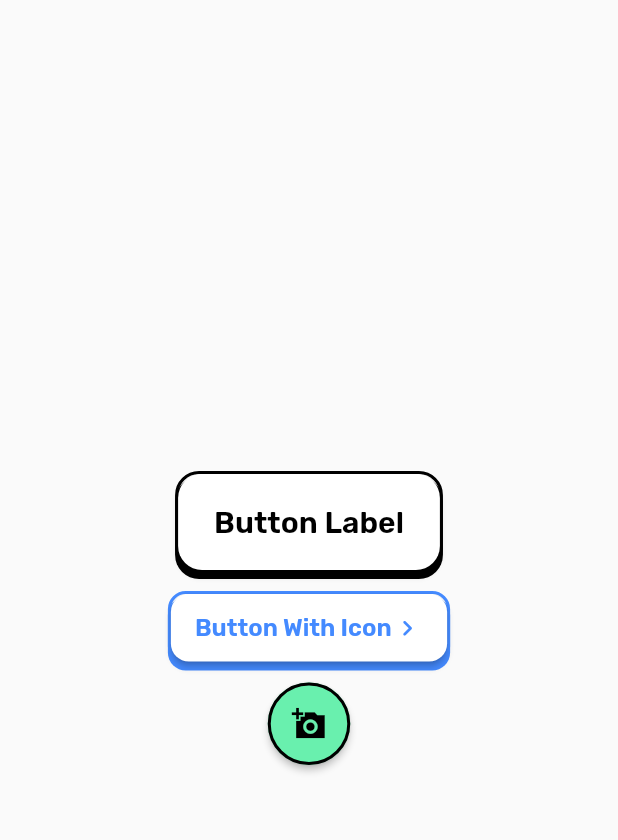
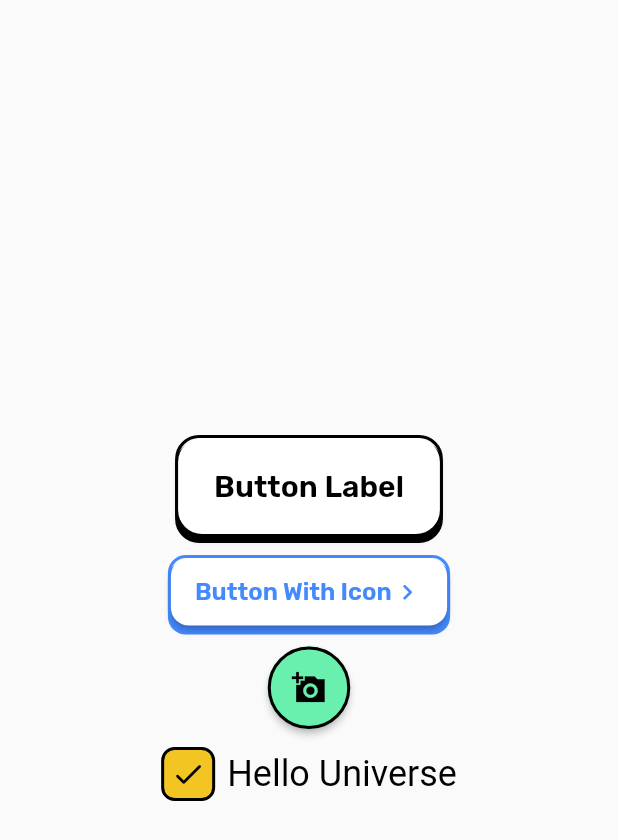
Before and after one commit to jnthn223/paper-ui, a Flutter app: the screen it shows after launch, on a phone screen of 412 x 824 dp. Shown: the top 840 px of the screen. Run offline on Flutter 3.47's test engine with Material 2 defaults, Android fonts, the phone set to English and light mode, and no system bars; our stand-ins replace google_fonts.

Commit message:
checkbox widget

```diff
--- /dev/null
+++ b/paper_ui/lib/components/forms/checkbox.dart
@@ -0,0 +1,93 @@
+import 'package:flutter/material.dart';
+import 'package:paper_ui/constants/sizes.dart';
+
+class CheckBox extends StatefulWidget {
+  final Sizes? size;
+  final Color? color;
+  final Color? bgColor;
+  final String? label;
+  final bool value;
+  final bool isDisabled;
+  final void Function(bool?)? onChangeValue;
+
+  const CheckBox({
+    Key? key,
+    this.size = Sizes.sm,
+    this.color = Colors.black,
+    this.bgColor = const Color(0xFFF3C522),
+    this.label,
+    required this.value,
+    this.isDisabled = false,
+    this.onChangeValue,
+  }) : super(key: key);
+
+  @override
+  State<CheckBox> createState() => _CheckBoxState();
+}
+
+class _CheckBoxState extends State<CheckBox> {
+  late bool _isChecked;
+
+  @override
+  void initState() {
+    super.initState();
+    _isChecked = widget.value;
+  }
+
+  @override
+  Widget build(BuildContext context) {
+    final Color disabledColor = widget.color!.withOpacity(0.5);
+    final Color disabledBgColor = widget.bgColor!.withOpacity(0.5);
+
+    return Row(
+      mainAxisSize: MainAxisSize.min,
+      children: [
+        InkResponse(
+          radius: 15,
+          onTap: widget.isDisabled
+              ? null
+              : () {
+                  setState(() {
+                    _isChecked = !_isChecked;
+                    widget.onChangeValue?.call(_isChecked);
+                  });
+                },
+          child: Container(
+            padding: const EdgeInsets.all(4),
+            decoration: BoxDecoration(
+              border: Border.all(
+                color: widget.isDisabled ? disabledColor : widget.color!,
+                width: 2.0,
+              ),
+              borderRadius: BorderRadius.circular(9.0),
+              color: _isChecked
+                  ? widget.isDisabled
+                      ? disabledBgColor
+                      : widget.bgColor
+                  : null,
+            ),
+            child: _isChecked
+                ? Icon(
+                    Icons.check_rounded,
+                    size: getFontSize(widget.size),
+                    color: widget.isDisabled ? disabledColor : widget.color,
+                  )
+                : SizedBox(
+                    width: getFontSize(widget.size!),
+                    height: getFontSize(widget.size!),
+                  ),
+          ),
+        ),
+        if (widget.label != null) const SizedBox(width: 8.0),
+        if (widget.label != null)
+          Text(
+            widget.label!,
+            style: TextStyle(
+              fontSize: getFontSize(widget.size),
+              color: widget.isDisabled ? disabledColor : widget.color,
+            ),
+          ),
+      ],
+    );
+  }
+}
--- a/paper_ui/lib/constants/sizes.dart
+++ b/paper_ui/lib/constants/sizes.dart
@@ -1,6 +1,6 @@
 import 'package:flutter/material.dart';
 
-enum Sizes { xs, sm, md, lg, xl }
+enum Sizes { xs, sm, md, lg, xl, x2l }
 
 double getFontSize(Sizes? size) {
   switch (size) {
@@ -14,6 +14,8 @@ double getFontSize(Sizes? size) {
       return 18.0;
     case Sizes.xl:
       return 20.0;
+    case Sizes.x2l:
+      return 24.0;
     default:
       return 14.0;
   }
--- a/paper_ui/lib/paper_ui.dart
+++ b/paper_ui/lib/paper_ui.dart
@@ -1,4 +1,5 @@
 library paper_ui;
 
 export "components/forms/button.dart";
+export "components/forms/checkbox.dart";
 export 'constants/sizes.dart';
--- a/paper_ui_demo/lib/main.dart
+++ b/paper_ui_demo/lib/main.dart
@@ -1,5 +1,5 @@
 import 'package:flutter/material.dart';
-import 'package:paper_ui/components/forms/button.dart';
+import 'package:paper_ui/paper_ui.dart' as paper;
 import 'package:paper_ui/constants/sizes.dart';
 
 void main() {
@@ -16,13 +16,13 @@ class MainApp extends StatelessWidget {
       home: Scaffold(
         body: Center(
           child: Column(mainAxisSize: MainAxisSize.min, children: [
-            Button(
+            paper.Button(
               onPressed: () {},
               text: "Button Label",
               size: Sizes.xl,
             ),
             SizedBox(height: 12),
-            Button.withIcon(
+            paper.Button.withIcon(
               color: Colors.blueAccent,
               size: Sizes.md,
               onPressed: () {
@@ -33,11 +33,17 @@ class MainApp extends StatelessWidget {
               rightIcon: Icons.chevron_right_rounded,
             ),
             SizedBox(height: 12),
-            Button.icon(
+            paper.Button.icon(
               onPressed: () {},
               bgColor: Colors.greenAccent,
               size: Sizes.lg,
-            )
+            ),
+            SizedBox(height: 12),
+            const paper.CheckBox(
+              value: true,
+              size: Sizes.x2l,
+              label: "Hello Universe",
+            ),
           ]),
         ),
       ),
```
